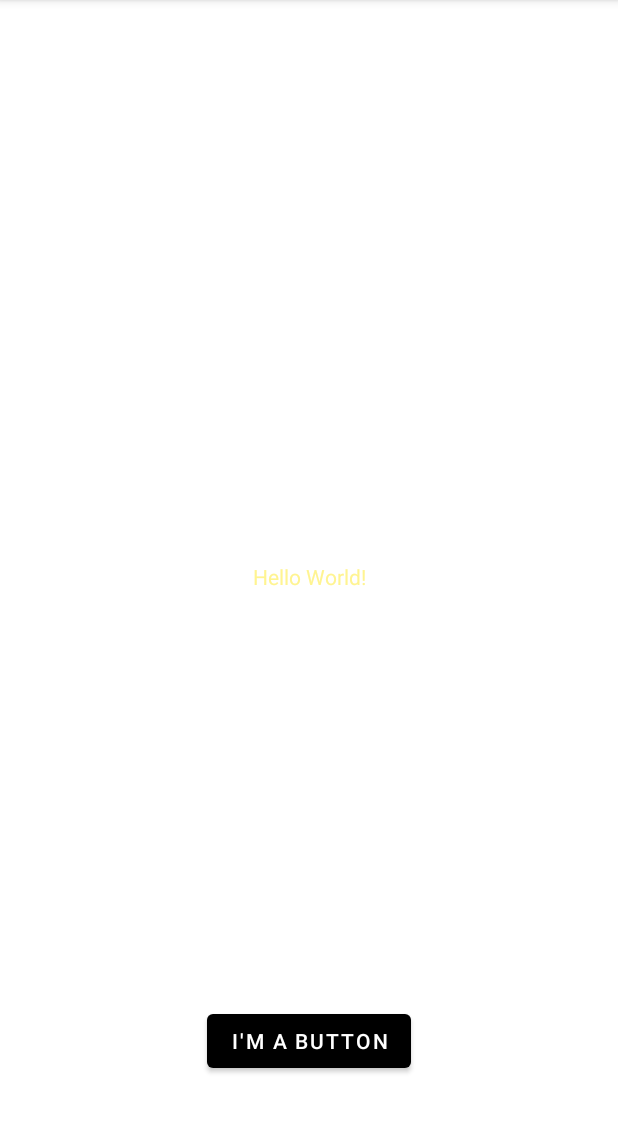
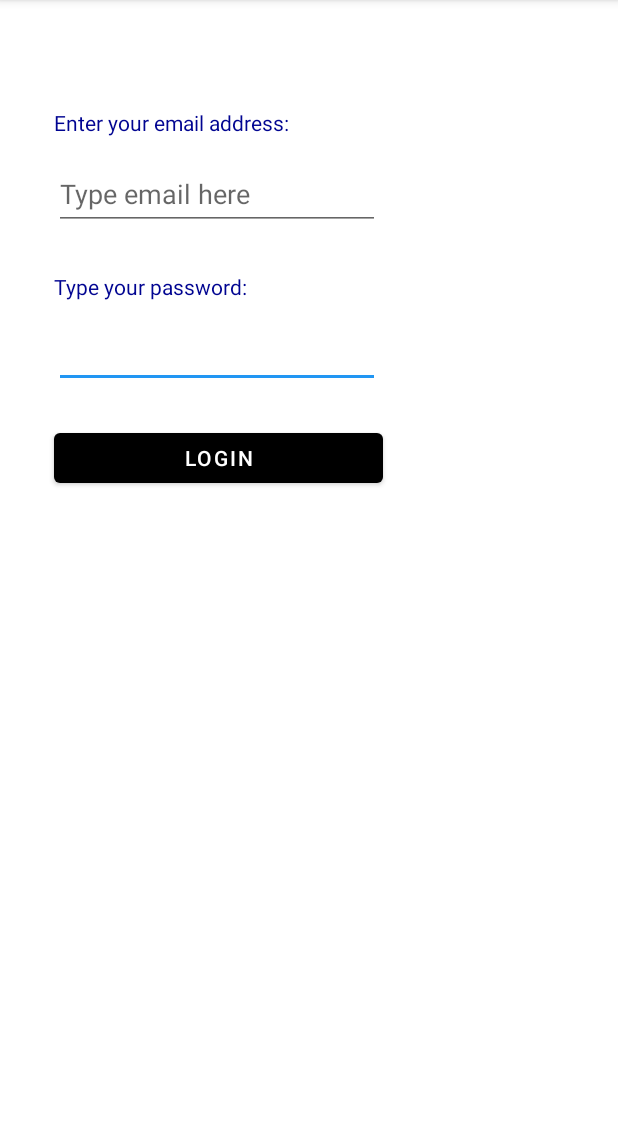
Before and after one commit to Will-Rakita/Williams-Andriod-Labs, an Android app: the screen it shows after launch (MainActivity), on a phone screen of 412 x 824 dp, the part 84-1217 px from its top. Run offline under Robolectric (Android 15) with nearby library versions, the phone set to English and light mode, and no system bars.

Commit message:
Week 4 finished

```diff
--- a/app/src/main/AndroidManifest.xml
+++ b/app/src/main/AndroidManifest.xml
@@ -1,13 +1,15 @@
 <?xml version="1.0" encoding="utf-8"?>
 <manifest xmlns:android="http://schemas.android.com/apk/res/android"
     package="algonquin.cst2355.raki007">
-
+    <uses-permission android:name="android.permission.CALL_PHONE"/>
+    <uses-feature android:name="android.hardware.camera" android:required="true" />
     <application
         android:allowBackup="true"
         android:icon="@drawable/app_icon"
         android:label="@string/app_name"
         android:supportsRtl="true"
         android:theme="@style/Theme.WilliamsAndriodLabs">
+        <activity android:name=".SecondActivity"></activity>
         <activity android:name=".MainActivity">
             <intent-filter>
                 <action android:name="android.intent.action.MAIN" />
--- a/app/src/main/java/algonquin/cst2355/raki007/MainActivity.java
+++ b/app/src/main/java/algonquin/cst2355/raki007/MainActivity.java
@@ -2,7 +2,14 @@ package algonquin.cst2355.raki007;
 
 import androidx.appcompat.app.AppCompatActivity;
 
+import android.content.Context;
+import android.content.Intent;
+import android.content.SharedPreferences;
 import android.os.Bundle;
+import android.util.Log;
+import android.widget.Button;
+import android.widget.EditText;
+
 //represents a page on the iphone
 public class MainActivity extends AppCompatActivity {
 
@@ -10,5 +17,43 @@ public class MainActivity extends AppCompatActivity {
     protected void onCreate(Bundle savedInstanceState) {
         super.onCreate(savedInstanceState); //parent constructor
         setContentView(R.layout.activity_main); //loads a layout on the page
+        Button loginButton = findViewById(R.id.loginButton);
+        EditText emailEditText = findViewById(R.id.editTextTextPersonName);
+
+        Log.w( "MainActivity", "In onCreate() - Loading Widgets" );
+        SharedPreferences prefs = getSharedPreferences("MyData", Context.MODE_PRIVATE);
+        prefs.getString("VariableName", "Default Value");
+        String emailAddress = prefs.getString("LoginName", "");
+        emailEditText.setText(emailAddress);
+        loginButton.setOnClickListener(  clk -> {
+            Intent nextPage = new Intent( MainActivity.this, SecondActivity.class);
+            Intent:nextPage.putExtra( "EmailAddress", emailEditText.getText().toString() );
+
+            startActivity( nextPage );
+            SharedPreferences.Editor editor = prefs.edit();
+            editor.putString("LoginName", emailEditText.getText().toString());
+            editor.apply();
+        } );
+
+    }
+    protected void onStart () {
+        super.onStart();
+        Log.w( "MainActivity", "In onStart() - The application is now visible on screen" );
+
+    }
+    protected void onResume () {
+        super.onResume();
+        Log.w( "MainActivity", "In onResume() - The application is now responding to user input" );
+
+    }
+    protected void onDestroy () {
+        super.onDestroy();
+        Log.w( "MainActivity", "In onDestroy() - Any memory used by the application is freed." );
+    }
+    protected void onPause () {
+        super.onPause();
+        Log.w( "MainActivity", "In onPause() - The application no longer responds to user input" );
+
+
     }
 }
--- a/app/src/main/res/layout/activity_main.xml
+++ b/app/src/main/res/layout/activity_main.xml
@@ -6,23 +6,54 @@
     android:layout_height="match_parent"
     tools:context=".MainActivity">
 
+    <EditText
+        android:id="@+id/editTextTextPassword"
+        android:layout_width="217dp"
+        android:layout_height="43dp"
+        android:layout_marginStart="36dp"
+        android:layout_marginTop="8dp"
+        android:ems="10"
+        android:inputType="textPassword"
+        app:layout_constraintStart_toStartOf="parent"
+        app:layout_constraintTop_toBottomOf="@+id/textView2" />
+
     <TextView
-        android:layout_width="wrap_content"
-        android:layout_height="wrap_content"
-        android:text="@string/hello_message"
-        app:layout_constraintBottom_toBottomOf="parent"
-        app:layout_constraintLeft_toLeftOf="parent"
-        app:layout_constraintRight_toRightOf="parent"
+        android:id="@+id/textView2"
+        android:layout_width="217dp"
+        android:layout_height="26dp"
+        android:layout_marginTop="28dp"
+        android:text="Type your password:"
+        app:layout_constraintStart_toStartOf="@+id/editTextTextPassword"
+        app:layout_constraintTop_toBottomOf="@+id/editTextTextPersonName" />
+
+    <TextView
+        android:id="@+id/textView"
+        android:layout_width="217dp"
+        android:layout_height="26dp"
+        android:layout_marginTop="72dp"
+        android:text="Enter your email address:"
+        app:layout_constraintStart_toStartOf="@+id/editTextTextPersonName"
         app:layout_constraintTop_toTopOf="parent" />
 
+    <EditText
+        android:id="@+id/editTextTextPersonName"
+        android:layout_width="217dp"
+        android:layout_height="47dp"
+        android:layout_marginTop="8dp"
+        android:ems="10"
+        android:hint="Type email here"
+        android:inputType="textPersonName"
+        app:layout_constraintStart_toStartOf="@+id/textView2"
+        app:layout_constraintTop_toBottomOf="@+id/textView" />
+
     <Button
-        android:layout_width="wrap_content"
-        android:layout_height="wrap_content"
-        android:layout_marginBottom="50dp"
-        android:text="@string/button_message"
-        app:layout_constraintBottom_toBottomOf="parent"
-        app:layout_constraintEnd_toEndOf="parent"
-        app:layout_constraintHorizontal_bias="0.5"
-        app:layout_constraintStart_toStartOf="parent" />
+        android:id="@+id/loginButton"
+        android:layout_width="219dp"
+        android:layout_height="45dp"
+        android:layout_marginStart="36dp"
+        android:layout_marginTop="24dp"
+        android:text="Login"
+        app:layout_constraintStart_toStartOf="parent"
+        app:layout_constraintTop_toBottomOf="@+id/editTextTextPassword" />
 
 </androidx.constraintlayout.widget.ConstraintLayout>
--- a/app/src/main/res/values/colors.xml
+++ b/app/src/main/res/values/colors.xml
@@ -3,7 +3,7 @@
     <color name="my_primary">#FFFFFF</color>
     <color name="my_secondary">#2196F3</color>
     <color name="my_statusbar">#FFF491</color>
-    <color name="my_text">#FFF491</color>
+    <color name="my_text">#000491</color>
     <color name="purple_200">#B33C16</color>
     <color name="purple_500">#6926CA</color>
     <color name="purple_700">#FF3700B3</color>
```
Also changed, not shown: app/src/main/java/algonquin/cst2355/raki007/SecondActivity.java (added, +76 -0 lines), app/src/main/res/layout/activity_second.xml (added, +62 -0 lines).
